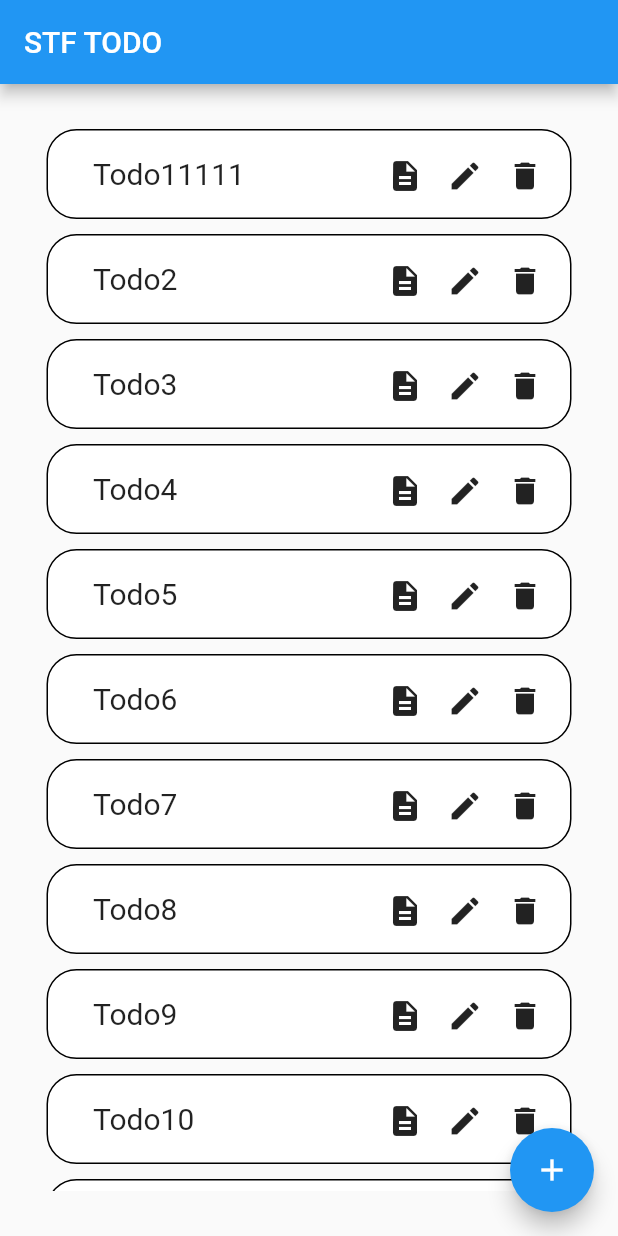
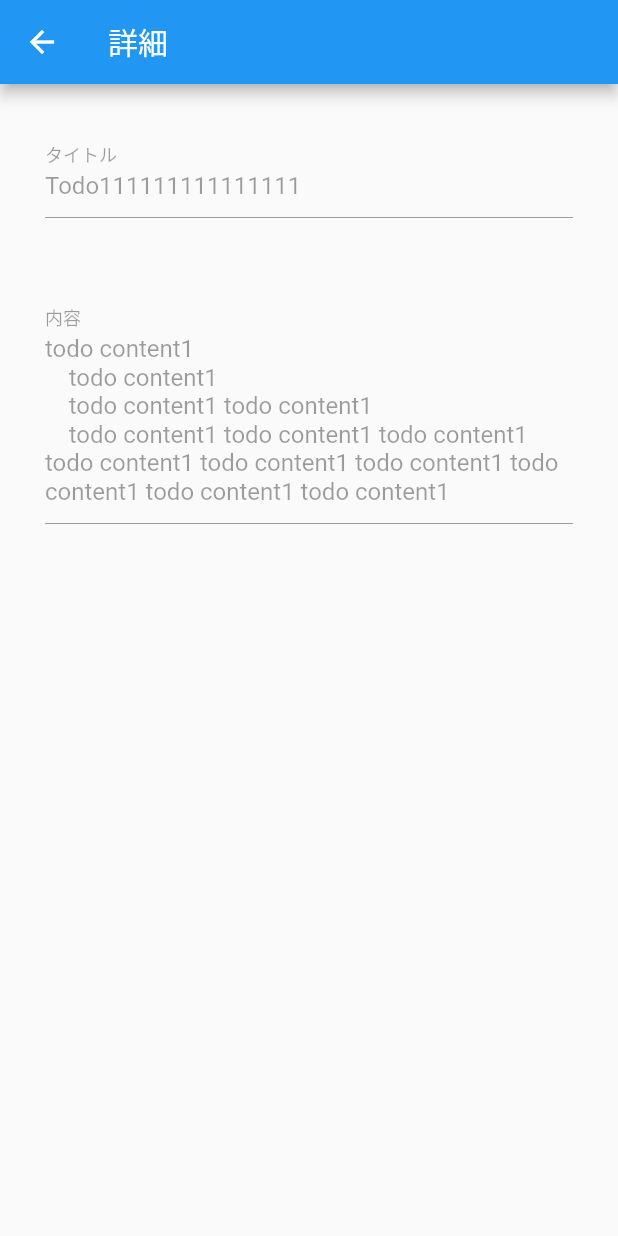
Before and after one commit to YukiOnishi1129/flutter_stf_todo_sample, a Flutter app: the screen it shows after launch, after a tap on the "description" icon, on a phone screen of 412 x 824 dp. Run offline on Flutter 3.47's test engine with Material 2 defaults, Android fonts, the phone set to English and light mode, and no system bars.

Commit message:
Todo詳細画面

```diff
--- a/lib/constants/data.dart
+++ b/lib/constants/data.dart
@@ -4,7 +4,12 @@ final List<Todo> todoList = [
   Todo(
     '1',
     'Todo111111111111111',
-    'todo content1',
+    // 複数行テキストを表示
+    // https://note.com/_hi/n/n805374ac4ab4
+    '''todo content1
+    todo content1
+    todo content1 todo content1
+    todo content1 todo content1 todo content1 todo content1 todo content1 todo content1 todo content1 todo content1 todo content1 ''',
     DateTime.now(),
     DateTime.now(),
   ),
--- a/lib/screen/todo_detail_screen.dart
+++ b/lib/screen/todo_detail_screen.dart
@@ -0,0 +1,58 @@
+import 'package:flutter/material.dart';
+
+import '../model/todo_model.dart';
+
+class TodoDetailScreen extends StatefulWidget {
+  final Todo todoDetail;
+  const TodoDetailScreen({Key? key, required this.todoDetail})
+      : super(key: key);
+
+  @override
+  State<TodoDetailScreen> createState() => _TodoDetailScreenState();
+}
+
+class _TodoDetailScreenState extends State<TodoDetailScreen> {
+  @override
+  Widget build(BuildContext context) {
+    return Scaffold(
+      appBar: AppBar(
+        title: const Text('詳細'),
+      ),
+      body: Container(
+        padding: const EdgeInsets.symmetric(
+          vertical: 30, // 垂直方向に余白
+          horizontal: 30,
+        ),
+        child: Center(
+          child: Column(
+            children: [
+              TextField(
+                enabled: false, // 非活性
+                controller:
+                    TextEditingController(text: widget.todoDetail.title),
+                decoration: const InputDecoration(
+                  // https://qiita.com/sekitaka_1214/items/17cccc94a9e7150cdf3a
+                  labelText: 'タイトル',
+                ),
+              ),
+              const SizedBox(
+                height: 50,
+              ),
+              TextFormField(
+                enabled: false,
+                // 複数行表示
+                // https://minpro.net/flutter-dart-textfield-fold
+                maxLines: null,
+                controller:
+                    TextEditingController(text: widget.todoDetail.content),
+                decoration: const InputDecoration(
+                  labelText: '内容',
+                ),
+              )
+            ],
+          ),
+        ),
+      ),
+    );
+  }
+}
--- a/lib/screen/todo_list_screen.dart
+++ b/lib/screen/todo_list_screen.dart
@@ -1,4 +1,6 @@
 import 'package:flutter/material.dart';
+import 'package:flutter_stf_todo_sample/constants/data.dart';
+import 'package:flutter_stf_todo_sample/screen/todo_detail_screen.dart';
 
 import '../model/todo_model.dart';
 
@@ -70,7 +72,15 @@ class _TodoListScreenState extends State<TodoListScreen> {
                             width: 40,
                             child: IconButton(
                               icon: const Icon(Icons.description),
-                              onPressed: () {},
+                              onPressed: () {
+                                Navigator.push(
+                                  context,
+                                  MaterialPageRoute(
+                                    builder: (context) => TodoDetailScreen(
+                                        todoDetail: todoList[index]),
+                                  ),
+                                );
+                              },
                             ),
                           ),
                           SizedBox(
```
